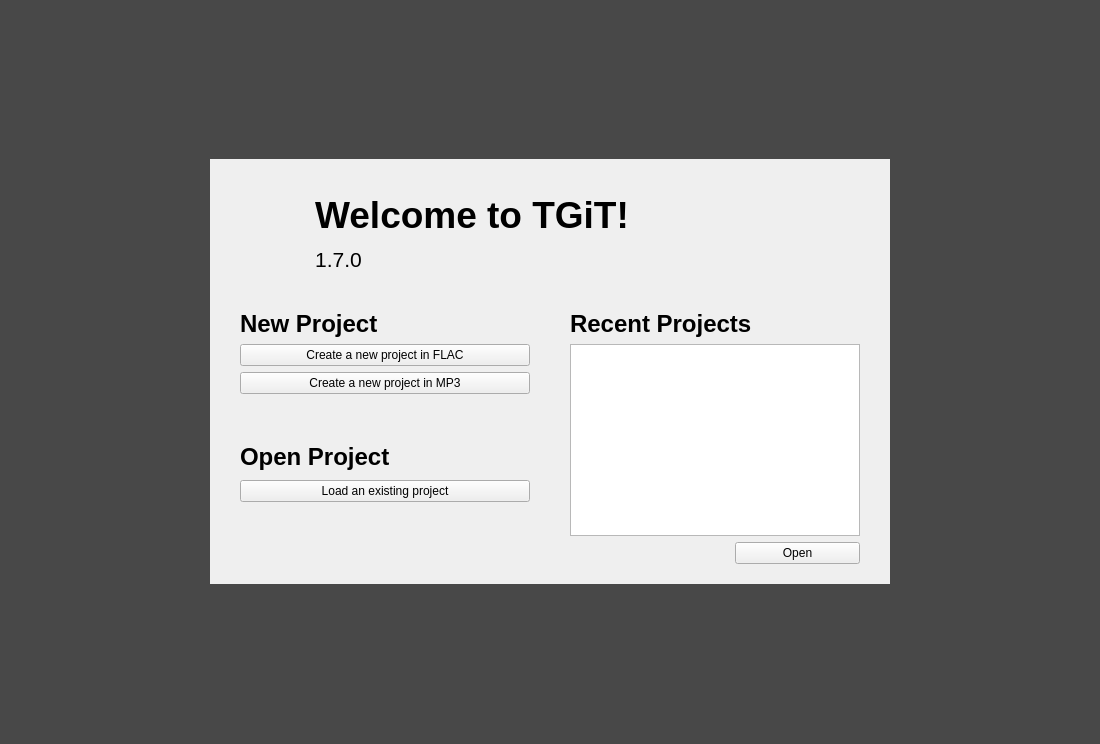
Before: the Qt Designer form resources/ui/welcome_page.ui in Iconoclasteinc/tgit, drawn with Qt 5.
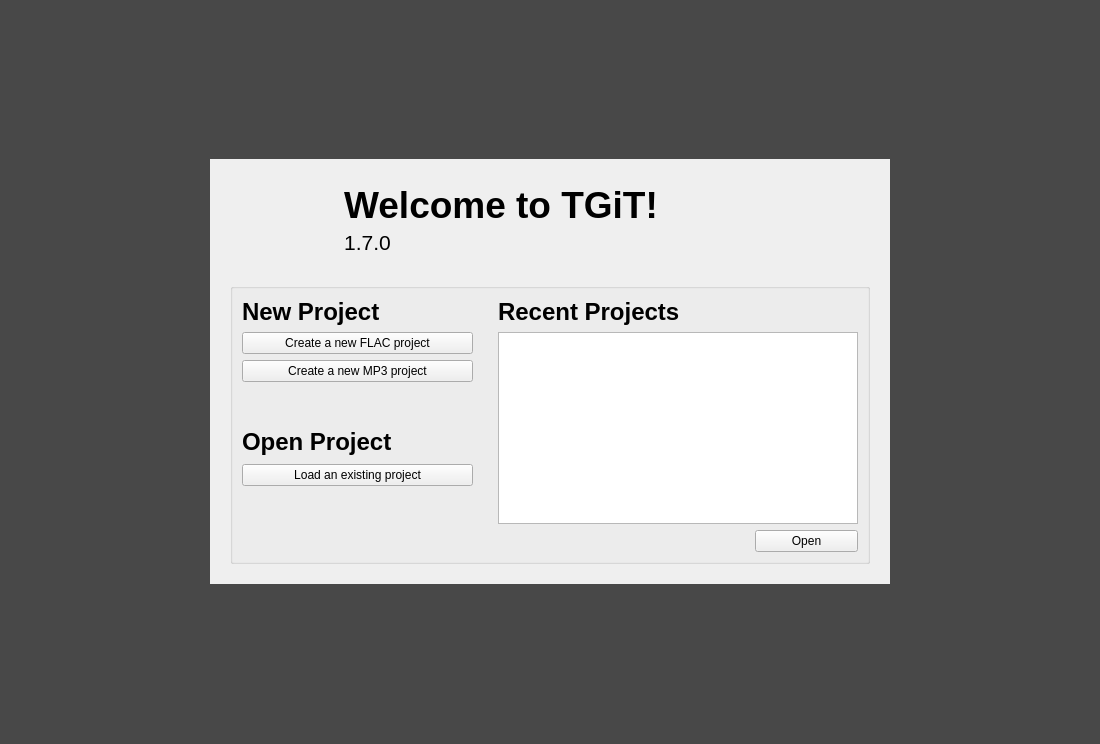
After: the same form once the commit is applied. Icons and pictures are not drawn.

Commit message: Redesign welcome page and new album page based on 2.0 mockups, although the recent project list is not functional yet

What changed in the file:
```diff
--- a/resources/ui/welcome_page.ui
+++ b/resources/ui/welcome_page.ui
@@ -65,20 +65,29 @@
        <number>15</number>
       </property>
       <property name="leftMargin">
-       <number>10</number>
+       <number>20</number>
       </property>
       <property name="topMargin">
        <number>0</number>
       </property>
       <property name="rightMargin">
-       <number>10</number>
+       <number>20</number>
       </property>
       <property name="bottomMargin">
-       <number>0</number>
+       <number>20</number>
       </property>
       <item>
        <widget class="QWidget" name="_banner" native="true">
         <layout class="QGridLayout" name="gridLayout_2">
+         <property name="topMargin">
+          <number>0</number>
+         </property>
+         <property name="horizontalSpacing">
+          <number>25</number>
+         </property>
+         <property name="verticalSpacing">
+          <number>0</number>
+         </property>
          <item row="0" column="0" rowspan="3">
           <widget class="QLabel" name="_logo">
            <property name="maximumSize">
@@ -131,26 +140,61 @@
        </widget>
       </item>
       <item>
-       <widget class="QWidget" name="_main_container" native="true">
-        <layout class="QGridLayout" name="gridLayout_3" columnstretch="0,0,0,0">
-         <property name="leftMargin">
-          <number>20</number>
-         </property>
-         <property name="topMargin">
-          <number>10</number>
-         </property>
-         <property name="rightMargin">
-          <number>20</number>
-         </property>
-         <property name="bottomMargin">
-          <number>20</number>
-         </property>
+       <widget class="QGroupBox" name="groupBox">
+        <property name="title">
+         <string/>
+        </property>
+        <layout class="QGridLayout" name="gridLayout_3">
          <property name="horizontalSpacing">
-          <number>40</number>
+          <number>25</number>
          </property>
-         <property name="verticalSpacing">
-          <number>-1</number>
-         </property>
+         <item row="0" column="0" colspan="2">
+          <widget class="QLabel" name="_new_project_title">
+           <property name="font">
+            <font>
+             <pointsize>18</pointsize>
+             <weight>75</weight>
+             <bold>true</bold>
+            </font>
+           </property>
+           <property name="text">
+            <string>New Project</string>
+           </property>
+           <property name="scaledContents">
+            <bool>false</bool>
+           </property>
+          </widget>
+         </item>
+         <item row="0" column="2" colspan="3">
+          <widget class="QLabel" name="_recent_projects_title">
+           <property name="font">
+            <font>
+             <pointsize>18</pointsize>
+             <weight>75</weight>
+             <bold>true</bold>
+            </font>
+           </property>
+           <property name="text">
+            <string>Recent Projects</string>
+           </property>
+          </widget>
+         </item>
+         <item row="1" column="0" colspan="2">
+          <widget class="QPushButton" name="_new_flac_project_button">
+           <property name="cursor">
+            <cursorShape>PointingHandCursor</cursorShape>
+           </property>
+           <property name="focusPolicy">
+            <enum>Qt::TabFocus</enum>
+           </property>
+           <property name="text">
+            <string>Create a new FLAC project</string>
+           </property>
+          </widget>
+         </item>
+         <item row="1" column="2" rowspan="6" colspan="3">
+          <widget class="QListView" name="_recent_projects_list"/>
+         </item>
          <item row="2" column="0" colspan="2">
           <widget class="QPushButton" name="_new_mp3_project_button">
            <property name="cursor">
@@ -160,7 +204,21 @@
             <enum>Qt::TabFocus</enum>
            </property>
            <property name="text">
-            <string>Create a new project in MP3</string>
+            <string>Create a new MP3 project</string>
+           </property>
+          </widget>
+         </item>
+         <item row="4" column="0" colspan="2">
+          <widget class="QLabel" name="_open_project_title">
+           <property name="font">
+            <font>
+             <pointsize>18</pointsize>
+             <weight>75</weight>
+             <bold>true</bold>
+            </font>
+           </property>
+           <property name="text">
+            <string>Open Project</string>
            </property>
           </widget>
          </item>
@@ -171,7 +229,7 @@
            </property>
           </widget>
          </item>
-         <item row="7" column="3">
+         <item row="7" column="4">
           <widget class="QPushButton" name="_reopen_recent_project_button">
            <property name="sizePolicy">
             <sizepolicy hsizetype="Minimum" vsizetype="Preferred">
@@ -184,102 +242,6 @@
            </property>
           </widget>
          </item>
-         <item row="0" column="0" colspan="2">
-          <widget class="QLabel" name="_new_project_title">
-           <property name="font">
-            <font>
-             <pointsize>18</pointsize>
-             <weight>75</weight>
-             <bold>true</bold>
-            </font>
-           </property>
-           <property name="text">
-            <string>New Project</string>
-           </property>
-           <property name="scaledContents">
-            <bool>false</bool>
-           </property>
-          </widget>
-         </item>
-         <item row="4" column="0" colspan="2">
-          <widget class="QLabel" name="_open_project_title">
-           <property name="font">
-            <font>
-             <pointsize>18</pointsize>
-             <weight>75</weight>
-             <bold>true</bold>
-            </font>
-           </property>
-           <property name="text">
-            <string>Open Project</string>
-           </property>
-          </widget>
-         </item>
-         <item row="1" column="2" rowspan="6" colspan="2">
-          <widget class="QListView" name="_recent_projects_list"/>
-         </item>
-         <item row="1" column="0" colspan="2">
-          <widget class="QPushButton" name="_new_flac_project_button">
-           <property name="cursor">
-            <cursorShape>PointingHandCursor</cursorShape>
-           </property>
-           <property name="focusPolicy">
-            <enum>Qt::TabFocus</enum>
-           </property>
-           <property name="text">
-            <string>Create a new project in FLAC</string>
-           </property>
-           <property name="flat">
-            <bool>false</bool>
-           </property>
-          </widget>
-         </item>
-         <item row="0" column="2" colspan="2">
-          <widget class="QLabel" name="_recent_projects_title">
-           <property name="font">
-            <font>
-             <pointsize>18</pointsize>
-             <weight>75</weight>
-             <bold>true</bold>
-            </font>
-           </property>
-           <property name="text">
-            <string>Recent Projects</string>
-           </property>
-          </widget>
-         </item>
-         <item row="6" column="0" colspan="2">
-          <spacer name="horizontalSpacer">
-           <property name="orientation">
-            <enum>Qt::Horizontal</enum>
-           </property>
-           <property name="sizeType">
-            <enum>QSizePolicy::Expanding</enum>
-           </property>
-           <property name="sizeHint" stdset="0">
-            <size>
-             <width>40</width>
-             <height>20</height>
-            </size>
-           </property>
-          </spacer>
-         </item>
-         <item row="7" column="2">
-          <spacer name="horizontalSpacer_2">
-           <property name="orientation">
-            <enum>Qt::Horizontal</enum>
-           </property>
-           <property name="sizeType">
-            <enum>QSizePolicy::Preferred</enum>
-           </property>
-           <property name="sizeHint" stdset="0">
-            <size>
-             <width>40</width>
-             <height>20</height>
-            </size>
-           </property>
-          </spacer>
-         </item>
         </layout>
        </widget>
       </item>
```
The commit also changes 17 other files.
